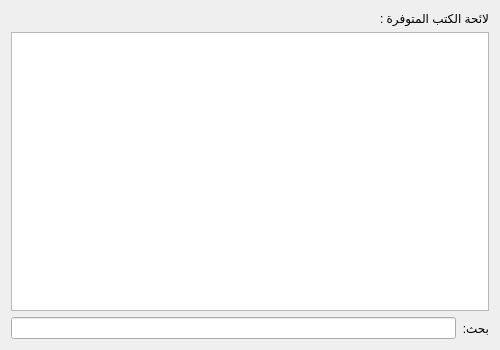
boussouira/moltaqa, file src/bookslistbrowser.ui: the form before one commit.
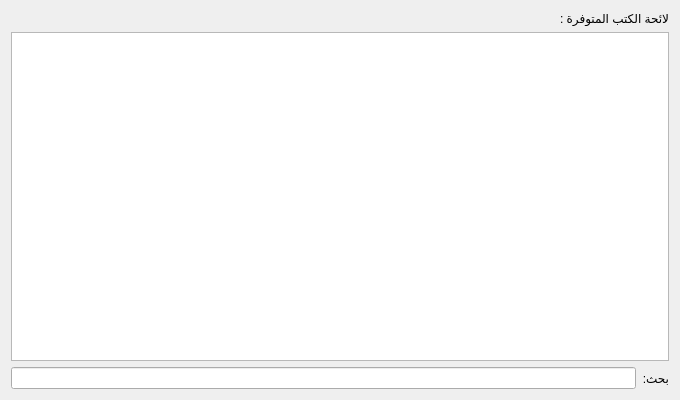
The form after the commit.

The edit to the form file:
```diff
--- a/src/bookslistbrowser.ui
+++ b/src/bookslistbrowser.ui
@@ -6,8 +6,8 @@
    <rect>
     <x>0</x>
     <y>0</y>
-    <width>500</width>
-    <height>350</height>
+    <width>680</width>
+    <height>400</height>
    </rect>
   </property>
   <property name="windowTitle">
```
